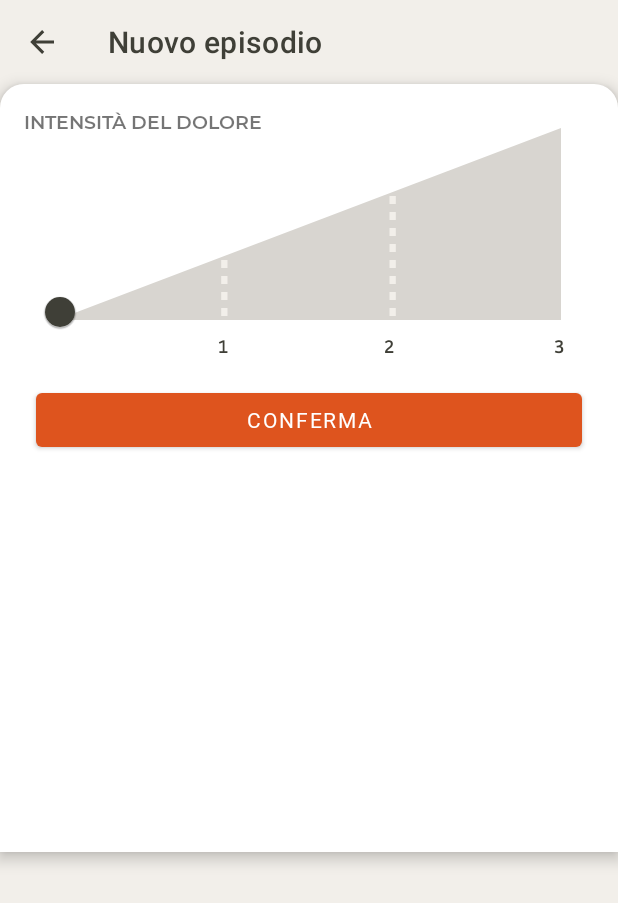
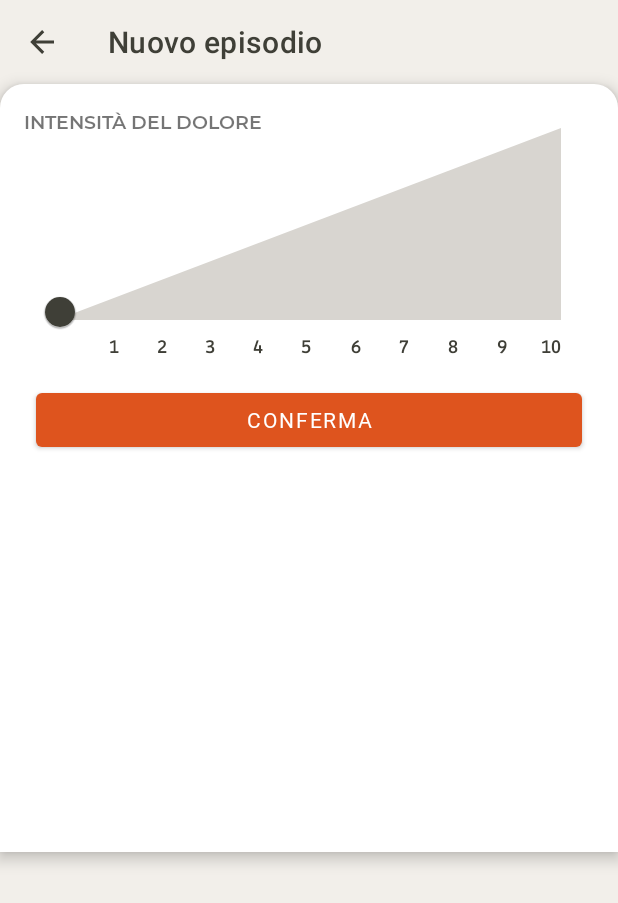
Before and after one commit to dododevs/headead, an Android app: the fragment PainIntensityPickerFragment placed in its activity, after a tap on "CONFERMA", on a phone screen of 412 x 824 dp. Shown: the top 903 px of the screen. Run offline under Robolectric (Android 15) with nearby library versions, the phone set to English and light mode, and no system bars; libraries missing offline, so code that uses them is left out: io.realm; Roboto replaces fonts that are not available here; 4 statements that could not run were skipped.

Commit message:
Implemented 1 to 10 PainIntensity scale

```diff
--- a/app/src/main/java/revolver/headead/ui/adapters/RecordedHeadachesAdapter.java
+++ b/app/src/main/java/revolver/headead/ui/adapters/RecordedHeadachesAdapter.java
@@ -123,7 +123,7 @@ public class RecordedHeadachesAdapter extends RecyclerView.Adapter<RecordedHeada
             }
             holder.painLocationView.setText(
                     PainLocation.joinMultiple(context, headache.getPainLocations()));
-            holder.painIntensityView.setText(headache.getPainIntensity().getShortStringLabel());
+            holder.painIntensityView.setText(String.valueOf(headache.getPainIntensity()));
             holder.painTypeView.setText(headache.getPainType().getShortStringLabel());
             if (position == getItemCount() - 1 || this.dataset.get(position + 1) instanceof Header) {
                 holder.dividerView.setVisibility(View.GONE);
--- a/app/src/main/java/revolver/headead/ui/fragments/display/HeadacheDetailFrontFragment.java
+++ b/app/src/main/java/revolver/headead/ui/fragments/display/HeadacheDetailFrontFragment.java
@@ -68,7 +68,7 @@ public class HeadacheDetailFrontFragment extends Fragment {
         ((TextView) view.findViewById(R.id.fragment_headache_detail_front_pain_location))
                 .setText(PainLocation.joinMultiple(requireContext(), headache.getPainLocations()));
         ((TextView) view.findViewById(R.id.fragment_headache_detail_front_pain_intensity))
-                .setText(headache.getPainIntensity().getShortStringLabel());
+                .setText(String.valueOf(headache.getPainIntensity()));
         ((TextView) view.findViewById(R.id.fragment_headache_detail_front_pain_type))
                 .setText(headache.getPainType().getShortStringLabel());
 
--- a/app/src/main/java/revolver/headead/ui/fragments/record2/pickers/PainIntensityPickerFragment.java
+++ b/app/src/main/java/revolver/headead/ui/fragments/record2/pickers/PainIntensityPickerFragment.java
@@ -35,7 +35,7 @@ import revolver.headead.util.ui.IconUtils;
 public class PainIntensityPickerFragment extends Fragment {
 
     private PainIntensityScaleDrawable scaleDrawable;
-    private PainIntensity painIntensity;
+    private int painIntensity;
 
     @Nullable
     @Override
@@ -49,7 +49,7 @@ public class PainIntensityPickerFragment extends Fragment {
         final AnimatedSlider intensitySliderView =
                 view.findViewById(R.id.fragment_pain_intensity_picker_slider);
         intensitySliderView.addOnChangeListener((slider, value, fromUser) ->
-                onSliderValueChanged(value / 30.f));
+                onSliderValueChanged(value / 100.f));
         intensitySliderView.addOnSliderTouchListener(new Slider.OnSliderTouchListener() {
             @Override
             public void onStartTrackingTouch(@NonNull Slider slider) {
@@ -57,20 +57,8 @@ public class PainIntensityPickerFragment extends Fragment {
 
             @Override
             public void onStopTrackingTouch(@NonNull Slider slider) {
-                final float value = slider.getValue();
-                if (value > 0.0f && value <= 5.f) {
-                    slider.setValue(0.f);
-                    painIntensity = null;
-                } else if ((value > 5.f && value <= 10.f) || (value > 10.f && value <= 15.f)) {
-                    slider.setValue(10.f);
-                    painIntensity = PainIntensity.LOW;
-                } else if ((value > 15.f && value <= 20.f) || (value > 20.f && value <= 25.f)) {
-                    slider.setValue(20.f);
-                    painIntensity = PainIntensity.MEDIUM;
-                } else if (value > 25.f && value <= 30.f) {
-                    slider.setValue(30.f);
-                    painIntensity = PainIntensity.HIGH;
-                }
+                slider.setValue((int) (slider.getValue() / 10) * 10);
+                painIntensity = (int) (slider.getValue() / 10);
             }
         });
         final ImageView painIntensityScale =
@@ -80,29 +68,19 @@ public class PainIntensityPickerFragment extends Fragment {
         painIntensityScale.setOnTouchListener((v, event) -> intensitySliderView.onTouchEvent(event));
 
         view.findViewById(R.id.fragment_pain_intensity_picker_confirm).setOnClickListener((v) -> {
-            if (painIntensity != null) {
+            if (painIntensity > 0) {
                 requireRecordHeadacheActivity().animatePainIntensityChange(painIntensity);
                 requireRecordHeadacheActivity().resetBottomPane();
             }
         });
 
-        final PainIntensity currentPainIntensity =
+        final int currentPainIntensity =
                 requireRecordHeadacheActivity().getPainIntensity();
-        if (currentPainIntensity != null) {
-            switch (currentPainIntensity) {
-                case LOW:
-                    intensitySliderView.setValue(10.f);
-                    break;
-                case MEDIUM:
-                    intensitySliderView.setValue(20.f);
-                    break;
-                case HIGH:
-                    intensitySliderView.setValue(30.f);
-                    break;
-            }
+        if (currentPainIntensity > 0) {
+            intensitySliderView.setValue(currentPainIntensity * 10.f);
             painIntensity = currentPainIntensity;
         } else {
-            painIntensity = null;
+            painIntensity = 0;
         }
     }
 
--- a/app/src/main/java/revolver/headead/ui/views/PainIntensityScaleDrawable.java
+++ b/app/src/main/java/revolver/headead/ui/views/PainIntensityScaleDrawable.java
@@ -25,16 +25,14 @@ import revolver.headead.util.ui.ColorUtils;
 public class PainIntensityScaleDrawable extends LayerDrawable {
 
     private float value = 0.f;
-    private @ColorInt int startColor, endColor;
+    private final @ColorInt int startColor, endColor;
 
     public PainIntensityScaleDrawable(Context context) {
         super(new Drawable[] {
-                (VectorDrawable) Objects.requireNonNull(ContextCompat
+                Objects.requireNonNull(ContextCompat
                         .getDrawable(context, R.drawable.fragment_pain_intensity_picker_base)),
-                (VectorDrawable) Objects.requireNonNull(ContextCompat
+                Objects.requireNonNull(ContextCompat
                         .getDrawable(context, R.drawable.fragment_pain_intensity_picker_overlay)),
-                (VectorDrawable) Objects.requireNonNull(ContextCompat
-                        .getDrawable(context, R.drawable.fragment_pain_intensity_picker_delimiters))
         });
         startColor = ContextCompat.getColor(context, R.color.paleSpringBudDark);
         endColor = ContextCompat.getColor(context, R.color.flame);
@@ -47,7 +45,6 @@ public class PainIntensityScaleDrawable extends LayerDrawable {
         canvas.clipRect(0, 0, calculateClipEnd(), getBounds().bottom);
         getDrawable(1).draw(canvas);
         canvas.restore();
-        getDrawable(2).draw(canvas);
     }
 
     @Override
--- a/app/src/main/res/layout/fragment_pain_intensity_picker.xml
+++ b/app/src/main/res/layout/fragment_pain_intensity_picker.xml
@@ -42,7 +42,7 @@
         android:layout_marginBottom="24dp"
         android:stepSize="0"
         android:valueFrom="0"
-        android:valueTo="30"
+        android:valueTo="100"
         android:id="@+id/fragment_pain_intensity_picker_slider"
         app:labelBehavior="gone"
         app:layout_constraintBottom_toTopOf="@id/fragment_pain_intensity_picker_confirm"
@@ -57,58 +57,122 @@
         android:layout_width="match_parent"
         android:layout_height="wrap_content"
         android:layout_marginTop="36dp"
-        android:layout_marginStart="37dp"
-        android:layout_marginEnd="32dp"
+        android:layout_marginHorizontal="28dp"
         android:orientation="horizontal"
-        app:layout_constraintTop_toTopOf="@id/fragment_pain_intensity_picker_slider">
+        app:layout_constraintTop_toTopOf="@id/fragment_pain_intensity_picker_slider"
+        tools:ignore="RtlSymmetry">
 
-        <View
+        <revolver.headead.ui.views.typography.LektonTextView
+            android:visibility="invisible"
             android:layout_width="0dp"
             android:layout_height="wrap_content"
             android:layout_weight="1"
-            android:background="@android:color/transparent"/>
-
-        <revolver.headead.ui.views.typography.LektonTextView
-            android:layout_width="wrap_content"
-            android:layout_height="wrap_content"
-            android:layout_marginStart="4dp"
-            android:text="@string/headache_intensity_low_short"
+            android:text="@string/headache_intensity_0"
             android:textColor="@color/blackOlive"
             android:textSize="13.6sp"
             android:textAlignment="center"
             app:textStyle="bold"/>
 
-        <View
+        <revolver.headead.ui.views.typography.LektonTextView
             android:layout_width="0dp"
             android:layout_height="wrap_content"
             android:layout_weight="1"
-            android:background="@android:color/transparent"/>
-
-        <revolver.headead.ui.views.typography.LektonTextView
-            android:layout_width="wrap_content"
-            android:layout_height="wrap_content"
-            android:layout_marginEnd="2dp"
-            android:text="@string/headache_intensity_medium_short"
+            android:text="@string/headache_intensity_1"
             android:textColor="@color/blackOlive"
             android:textSize="13.6sp"
             android:textAlignment="center"
             app:textStyle="bold"/>
 
-        <View
+        <revolver.headead.ui.views.typography.LektonTextView
             android:layout_width="0dp"
             android:layout_height="wrap_content"
             android:layout_weight="1"
-            android:background="@android:color/transparent"/>
-
-        <revolver.headead.ui.views.typography.LektonTextView
-            android:layout_width="wrap_content"
-            android:layout_height="wrap_content"
-            android:layout_marginEnd="4dp"
-            android:text="@string/headache_intensity_high_short"
+            android:text="@string/headache_intensity_2"
             android:textColor="@color/blackOlive"
             android:textSize="13.6sp"
             android:textAlignment="center"
             app:textStyle="bold"/>
+
+        <revolver.headead.ui.views.typography.LektonTextView
+            android:layout_width="0dp"
+            android:layout_height="wrap_content"
+            android:layout_weight="1"
+            android:text="@string/headache_intensity_3"
+            android:textColor="@color/blackOlive"
+            android:textSize="13.6sp"
+            android:textAlignment="center"
+            app:textStyle="bold"/>
+
+        <revolver.headead.ui.views.typography.LektonTextView
+            android:layout_width="0dp"
+            android:layout_height="wrap_content"
+            android:layout_weight="1"
+            android:text="@string/headache_intensity_4"
+            android:textColor="@color/blackOlive"
+            android:textSize="13.6sp"
+            android:textAlignment="center"
+            app:textStyle="bold"/>
+
+        <revolver.headead.ui.views.typography.LektonTextView
+            android:layout_width="0dp"
+            android:layout_height="wrap_content"
+            android:layout_weight="1"
+            android:text="@string/headache_intensity_5"
+            android:textColor="@color/blackOlive"
+            android:textSize="13.6sp"
+            android:textAlignment="center"
+            app:textStyle="bold"/>
+
+        <revolver.headead.ui.views.typography.LektonTextView
+            android:layout_width="0dp"
+            android:layout_height="wrap_content"
+            android:layout_weight="1"
+            android:layout_marginStart="1dp"
+            android:text="@string/headache_intensity_6"
+            android:textColor="@color/blackOlive"
+            android:textSize="13.6sp"
+            android:textAlignment="center"
+            app:textStyle="bold"/>
+
+        <revolver.headead.ui.views.typography.LektonTextView
+            android:layout_width="0dp"
+            android:layout_height="wrap_content"
+            android:layout_weight="1"
+            android:text="@string/headache_intensity_7"
+            android:textColor="@color/blackOlive"
+            android:textSize="13.6sp"
+            android:textAlignment="center"
+            app:textStyle="bold"/>
+
+        <revolver.headead.ui.views.typography.LektonTextView
+            android:layout_width="0dp"
+            android:layout_height="wrap_content"
+            android:layout_weight="1"
+            android:text="@string/headache_intensity_8"
+            android:textColor="@color/blackOlive"
+            android:textSize="13.6sp"
+            android:textAlignment="center"
+            app:textStyle="bold"/>
+
+        <revolver.headead.ui.views.typography.LektonTextView
+            android:layout_width="0dp"
+            android:layout_height="wrap_content"
+            android:layout_weight="1"
+            android:text="@string/headache_intensity_9"
+            android:textColor="@color/blackOlive"
+            android:textSize="13.6sp"
+            android:textAlignment="center"
+            app:textStyle="bold"/>
+
+        <revolver.headead.ui.views.typography.LektonTextView
+            android:layout_width="0dp"
+            android:layout_height="wrap_content"
+            android:layout_weight="1"
+            android:text="@string/headache_intensity_10"
+            android:textColor="@color/blackOlive"
+            android:textSize="13.6sp"
+            android:textAlignment="center"
+            app:textStyle="bold" />
 
     </LinearLayout>
 
--- a/app/src/main/res/values/strings.xml
+++ b/app/src/main/res/values/strings.xml
@@ -1,4 +1,4 @@
-<resources>
+<resources xmlns:tools="http://schemas.android.com/tools">
     <string name="app_name">Headead</string>
     <string name="activity_drug_lookup_title">Ricerca medicinali</string>
     <string name="cd_arrow_back">Freccia indietro</string>
@@ -127,7 +127,7 @@
     <string name="trigger_description_substance">Assunzione di sostanze che alterano il normale stato psico-fisico, quali alcolici, medicinali, derivati dell\'utilizzo di sigarette o simili</string>
     <string name="cd_trigger_icon">Icona del fattore scatenante</string>
     <string name="cd_barcode">Icona della scansione del codice a barre</string>
-    <string name="fragment_drug_barcode_detector_camera_error">Non è stato possibile accedere alla fotocamera</string>
+    <string name="fragment_drug_barcode_detector_camera_error" tools:ignore="Typos">Non è stato possibile accedere alla fotocamera</string>
     <string name="fragment_drug_barcode_detector_camera_permission_denied">È necessario il permesso di accedere alla fotocamera per utilizzare lo scanner</string>
     <string name="fragment_drug_packaging_overview_title">Sommario</string>
     <string name="fragment_drug_packaging_overview_drug_header">Farmaco</string>
@@ -262,12 +262,12 @@
     <string name="day_before_yesterday_at">L\'altro ieri alle %s</string>
     <string name="date_at_time">%s alle %s</string>
     <string name="activity_record_headache_2_datetime_set">Imposta</string>
-    <string name="cd_timespan_start">Icona del momento iniziale</string>
+    <string name="cd_timespan_start" tools:ignore="Typos">Icona del momento iniziale</string>
     <string name="activity_record_headache_2_datetime_start">Inizio</string>
-    <string name="cd_timespan_end">Icona del momento finale</string>
+    <string name="cd_timespan_end" tools:ignore="Typos">Icona del momento finale</string>
     <string name="activity_record_headache_2_datetime_end">Fine</string>
     <string name="dialog_start_after_end_title">Attenzione</string>
-    <string name="dialog_start_after_end_message">Hai scelto un momento di fine precedente al momento di inizio. Non lo trovi strano?</string>
+    <string name="dialog_start_after_end_message" tools:ignore="Typos">Hai scelto un momento di fine precedente al momento di inizio. Non lo trovi strano?</string>
     <string name="dialog_start_after_end_positive">Direi di sì</string>
     <string name="activity_record_headache_2_geo">Posizione</string>
     <string name="activity_record_headache_2_medication">Medicinali</string>
@@ -373,4 +373,15 @@
     <string name="item_display_recorded_drug_comment">Non è stato aggiunto alcun commento.</string>
     <string name="more_dots">︙</string>
     <string name="headache_location_all">Tutte</string>
+    <string name="headache_intensity_0">0</string>
+    <string name="headache_intensity_1">1</string>
+    <string name="headache_intensity_2">2</string>
+    <string name="headache_intensity_3">3</string>
+    <string name="headache_intensity_4">4</string>
+    <string name="headache_intensity_5">5</string>
+    <string name="headache_intensity_6">6</string>
+    <string name="headache_intensity_7">7</string>
+    <string name="headache_intensity_8">8</string>
+    <string name="headache_intensity_9">9</string>
+    <string name="headache_intensity_10">10</string>
 </resources>
```
Also changed, not shown: app/src/main/java/revolver/headead/core/display/criteria/ByPainIntensity.java (+7 -7 lines), app/src/main/java/revolver/headead/core/model/Headache.java (+6 -10 lines), app/src/main/java/revolver/headead/ui/activities/record/RecordHeadacheActivity2.java (+9 -9 lines).
